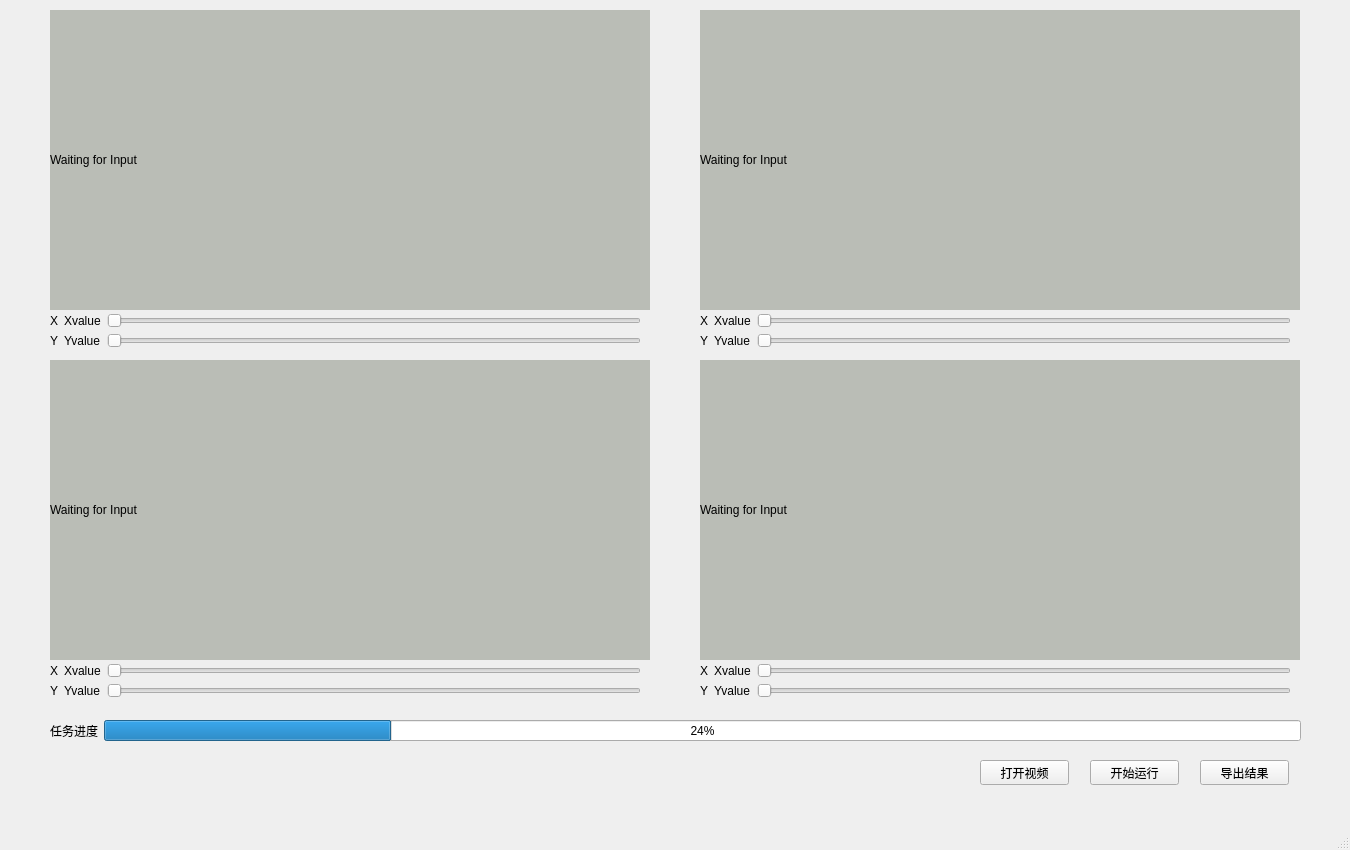
liuxiao916/Fruit_Flies, file mainwindow.ui: the form before one commit.
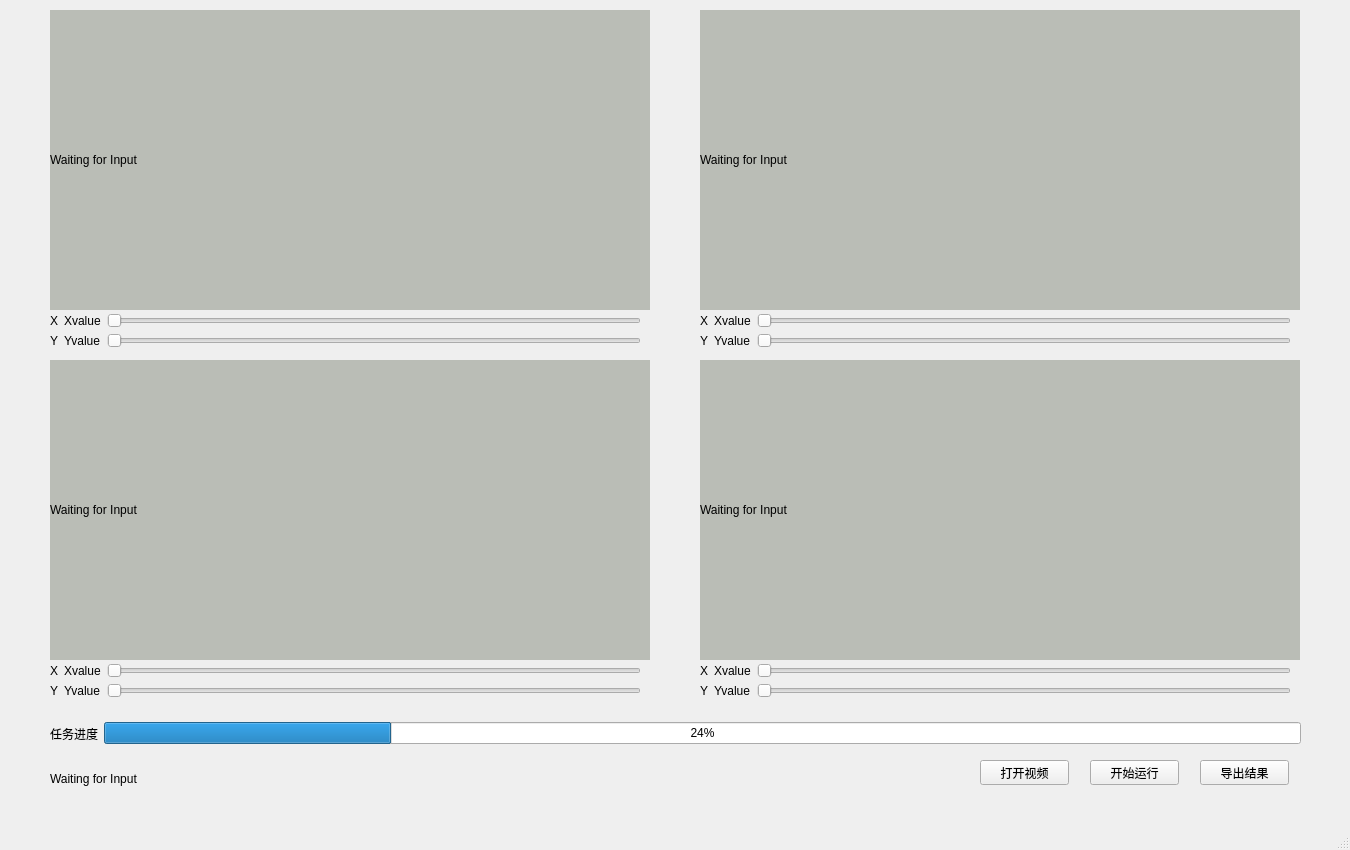
The form after the commit.

Patch:
```diff
--- a/mainwindow.ui
+++ b/mainwindow.ui
@@ -348,7 +348,7 @@
       <x>50</x>
       <y>720</y>
       <width>1251</width>
-      <height>21</height>
+      <height>27</height>
      </rect>
     </property>
     <layout class="QHBoxLayout" name="horizontalLayout_10">
@@ -407,6 +407,19 @@
      <string>开始运行</string>
     </property>
    </widget>
+   <widget class="QLabel" name="label_videoname">
+    <property name="geometry">
+     <rect>
+      <x>50</x>
+      <y>770</y>
+      <width>271</width>
+      <height>17</height>
+     </rect>
+    </property>
+    <property name="text">
+     <string>Waiting for Input</string>
+    </property>
+   </widget>
   </widget>
   <widget class="QMenuBar" name="menubar">
    <property name="geometry">
```
